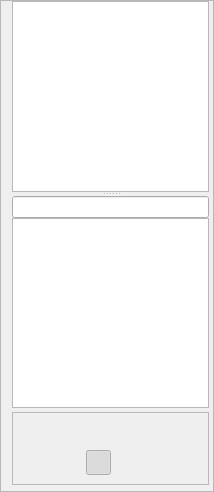
Qt form oom/widgets/ClipList/AudioClipListBase.ui (ccherrett/oom) before a commit.
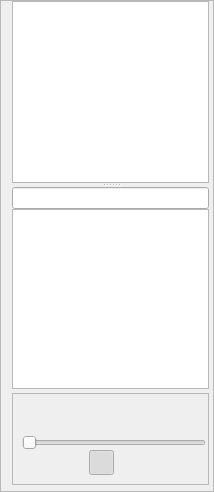
The same form after that commit. Custom widgets are drawn as their Qt base class.

Commit message: Added seek capabilities to the ClipList player, Removed bug that enabled you to toggle off the stop button

```diff
--- a/oom/widgets/ClipList/AudioClipListBase.ui
+++ b/oom/widgets/ClipList/AudioClipListBase.ui
@@ -160,7 +160,15 @@
      <property name="frameShadow">
       <enum>QFrame::Raised</enum>
      </property>
-     <layout class="QVBoxLayout" name="playerLayout">
+     <layout class="QHBoxLayout" name="playerLayout">
+      <property name="spacing">
+       <number>2</number>
+      </property>
+      <property name="rightMargin">
+       <number>2</number>
+      </property>
+      <item>
+       <layout class="QVBoxLayout" name="controlBox">
       <property name="spacing">
        <number>0</number>
       </property>
@@ -178,10 +186,13 @@
        </widget>
       </item>
       <item>
-       <layout class="QHBoxLayout" name="horizontalLayout">
+         <layout class="QHBoxLayout" name="labelBox">
         <property name="spacing">
          <number>0</number>
         </property>
+          <property name="bottomMargin">
+           <number>4</number>
+          </property>
         <item>
          <widget class="QLabel" name="timeLabel">
           <property name="text">
@@ -205,7 +216,38 @@
        </layout>
       </item>
       <item>
-       <layout class="QHBoxLayout" name="horizontalLayout_2">
+         <widget class="QSlider" name="m_seekSlider">
+          <property name="minimumSize">
+           <size>
+            <width>0</width>
+            <height>15</height>
+           </size>
+          </property>
+          <property name="maximumSize">
+           <size>
+            <width>16777215</width>
+            <height>15</height>
+           </size>
+          </property>
+          <property name="orientation">
+           <enum>Qt::Horizontal</enum>
+          </property>
+          <property name="invertedAppearance">
+           <bool>false</bool>
+          </property>
+          <property name="invertedControls">
+           <bool>false</bool>
+          </property>
+          <property name="tickPosition">
+           <enum>QSlider::NoTicks</enum>
+          </property>
+          <property name="tickInterval">
+           <number>100</number>
+          </property>
+         </widget>
+        </item>
+        <item>
+         <layout class="QHBoxLayout" name="buttonBox">
         <property name="spacing">
          <number>0</number>
         </property>
@@ -305,6 +347,8 @@
            </size>
           </property>
          </spacer>
+          </item>
+         </layout>
         </item>
        </layout>
       </item>
```
Left out of the diff: 2 changed lines with no effect on the pictures. Lines whose indentation alone changed are shown as unchanged. The commit also changes 9 other files.
